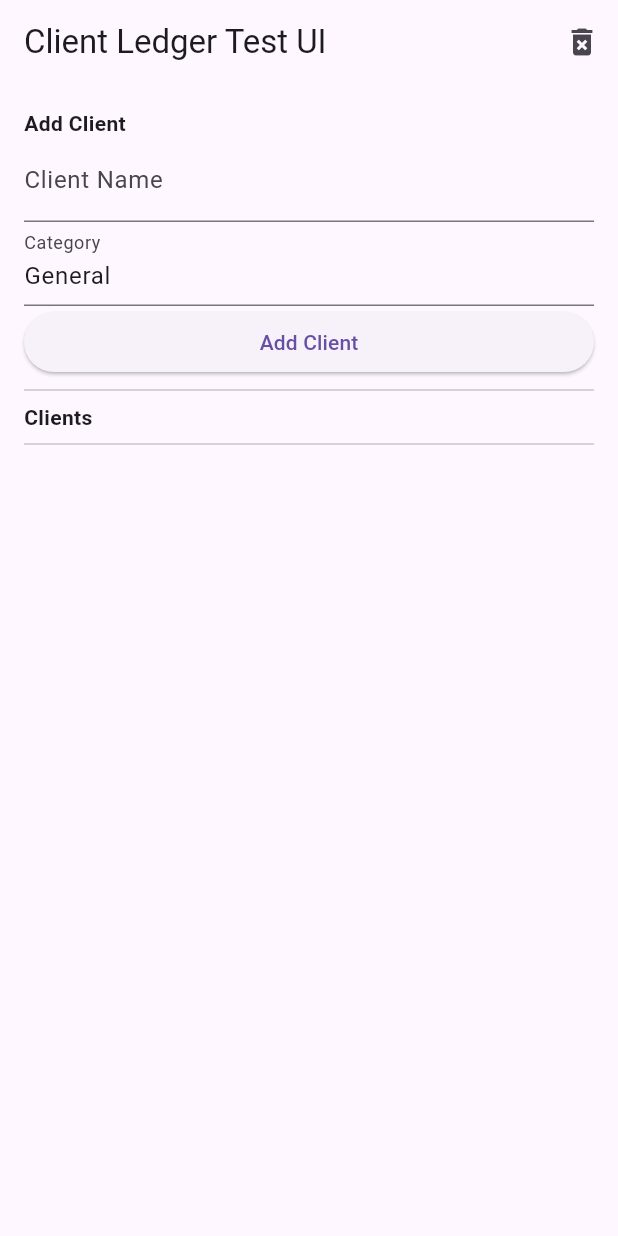
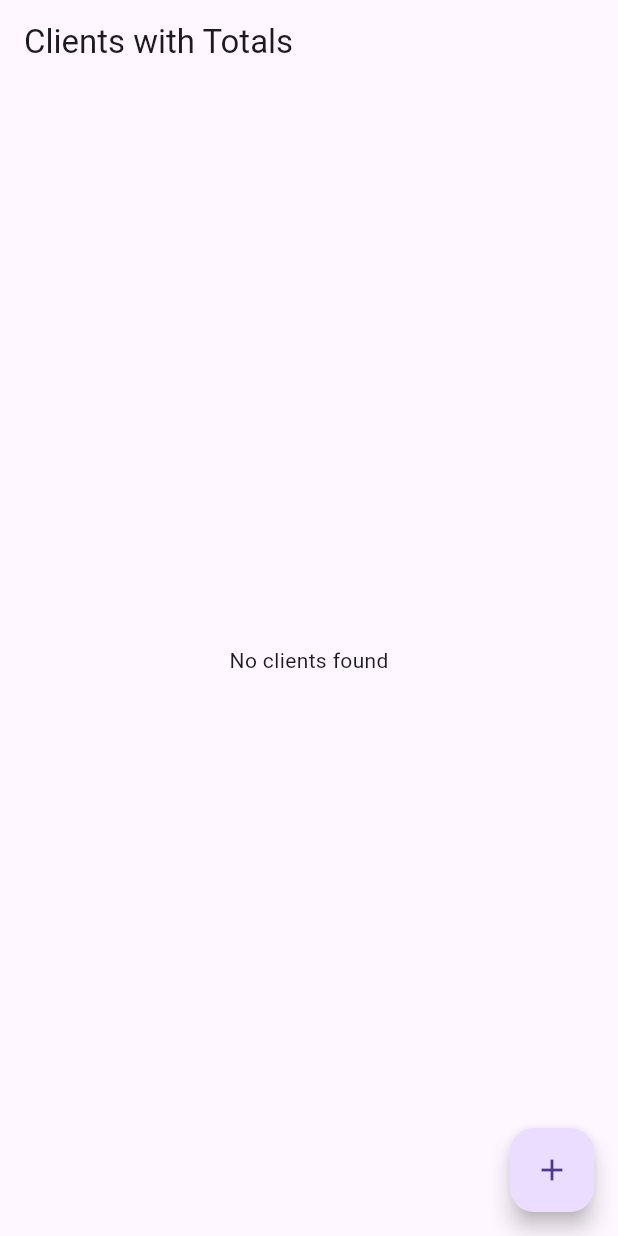
Before and after one commit to mostafasamy999/Balance-Track, a Flutter app: the screen it shows after launch, on a phone screen of 412 x 824 dp. Run offline on Flutter 3.47's test engine with Material 3 defaults, Android fonts, the phone set to English and light mode, and no system bars; our stand-ins replace bloc, dartz, drift, equatable, flutter_bloc, get_it; accounts and stored records are empty; generated files the repository leaves out were written again.

Commit message:
add client is done

```diff
--- a/lib/data/local/daos/client_dao.dart
+++ b/lib/data/local/daos/client_dao.dart
@@ -13,10 +13,8 @@ class ClientDao extends DatabaseAccessor<AppDatabase> with _$ClientDaoMixin {
 
   Stream<List<ClientTableData>> watchAllClients() => select(clientTable).watch();
 
-  Future<int> insertClient(ClientTableCompanion client) =>
-      into(clientTable).insert(client);
-
-  // ✅ Query with total amount per client
+  Future<int> insertClient({required String name,required  String category}) =>
+      into(clientTable).insert(ClientTableData( id:-1,name: name, category: category));
   Future<List<ClientWithTotal>> getClientsWithTotal() async {
     final query = select(clientTable).join([
       leftOuterJoin(
@@ -31,10 +29,12 @@ class ClientDao extends DatabaseAccessor<AppDatabase> with _$ClientDaoMixin {
     for (final row in rows) {
       final client = row.readTable(clientTable);
       final transaction = row.readTableOrNull(transactionTable);
+
       grouped.putIfAbsent(
         client.id,
-            () => ClientWithTotal(client: clientTable, totalAmount: 0),
+            () => ClientWithTotal(client: client, totalAmount: 0), // ✅ FIXED
       );
+
       if (transaction != null) {
         grouped[client.id] =
             grouped[client.id]!.copyWithAddedAmount(transaction.amount);
@@ -42,11 +42,12 @@ class ClientDao extends DatabaseAccessor<AppDatabase> with _$ClientDaoMixin {
     }
     return grouped.values.toList();
   }
+
 }
 
 // DTO
 class ClientWithTotal {
-  final ClientTable client;
+  final ClientTableData client;
   final double totalAmount;
 
   ClientWithTotal({required this.client, required this.totalAmount});
--- a/lib/di/injection.dart
+++ b/lib/di/injection.dart
@@ -1,11 +1,15 @@
+import 'package:client_ledger/data/local/daos/client_dao.dart';
 import 'package:get_it/get_it.dart';
 import '../data/local/database.dart';
+import '../presentation/bloc/main_screen/main_screen_cubit.dart';
 
 final injector = GetIt.instance;
 
 Future<void> init() async {
 
   injector.registerLazySingleton<AppDatabase>(() => AppDatabase());
+  injector.registerLazySingleton<ClientDao>(() => ClientDao(injector()));
+  injector.registerLazySingleton<MainScreenCubit>(() => injector());
 
 
 }
--- a/lib/main.dart
+++ b/lib/main.dart
@@ -1,7 +1,7 @@
-import 'package:client_ledger/presentation/my_app.dart';
 import 'package:flutter/material.dart';
 
 import 'di/injection.dart';
+import 'my_app.dart';
 
 void main() async {
   WidgetsFlutterBinding.ensureInitialized();
--- /dev/null
+++ b/lib/my_app.dart
@@ -0,0 +1,29 @@
+import 'package:client_ledger/di/injection.dart';
+import 'package:client_ledger/presentation/bloc/main_screen/main_screen_cubit.dart';
+import 'package:flutter/material.dart';
+import 'package:flutter_bloc/flutter_bloc.dart';
+import 'package:client_ledger/presentation/screens/main_screen/main_screen.dart';
+import 'package:client_ledger/data/local/daos/client_dao.dart';
+import 'package:client_ledger/data/local/database.dart';
+
+class MyApp extends StatelessWidget {
+  const MyApp({super.key});
+
+  @override
+  Widget build(BuildContext context) {
+
+    return MaterialApp(
+      title: 'Client Ledger Test',
+      theme: ThemeData(primarySwatch: Colors.deepPurple),
+      debugShowCheckedModeBanner: false,
+      home:MultiBlocProvider(
+        providers: [
+          BlocProvider<MainScreenCubit>(
+            create: (_) => MainScreenCubit(injector()),
+          ),
+         ],
+        child: const MainScreen(),
+      ),
+    );
+  }
+}
--- /dev/null
+++ b/lib/presentation/bloc/main_screen/main_screen_cubit.dart
@@ -0,0 +1,24 @@
+import 'package:bloc/bloc.dart';
+import 'package:meta/meta.dart';
+
+import '../../../data/local/daos/client_dao.dart';
+import '../../../data/local/database.dart';
+
+part 'main_screen_state.dart';
+
+class MainScreenCubit extends Cubit<MainScreenState> {
+  final ClientDao clientDao;
+
+  MainScreenCubit(this.clientDao) : super(InitialState());
+
+  void getClientsList() async {
+    emit(LoadingState());
+    final clients = await clientDao.getClientsWithTotal();
+    emit(GetDataSuccessState(clients));
+  }
+  void addClient({required String name,required  String category}) async {
+    emit(LoadingState());
+    await clientDao.insertClient(name:name,category:category);
+    getClientsList();
+  }
+}
--- /dev/null
+++ b/lib/presentation/bloc/main_screen/main_screen_state.dart
@@ -0,0 +1,21 @@
+part of 'main_screen_cubit.dart';
+
+@immutable
+sealed class MainScreenState {}
+
+final class InitialState extends MainScreenState {}
+final class LoadingState extends MainScreenState {}
+final class ErrorState extends MainScreenState {
+  final String message;
+  ErrorState(this.message);
+}
+final class GetDataSuccessState extends MainScreenState {
+  final List<ClientWithTotal> clients;
+
+  GetDataSuccessState(this.clients);
+
+  @override
+  String toString() {
+    return 'GetDataSuccessState(clients: ${clients.map((c) => "{id: ${c.client.id}, name: ${c.client.name}, total: ${c.totalAmount}}").toList()})';
+  }
+}
--- a/lib/presentation/my_app.dart
+++ /dev/null
@@ -1,15 +0,0 @@
-import 'package:client_ledger/presentation/screens/main_screen/main_screen.dart';
-import 'package:flutter/material.dart';
-
-class MyApp extends StatelessWidget {
-  const MyApp({super.key});
-
-  @override
-  Widget build(BuildContext context) {
-    return MaterialApp(
-      title: 'Client Ledger Test',
-      theme: ThemeData(primarySwatch: Colors.deepPurple),
-      home: const ClientTestScreen(),
-    );
-  }
-}
--- a/lib/presentation/screens/main_screen/main_screen.dart
+++ b/lib/presentation/screens/main_screen/main_screen.dart
@@ -1,124 +1,125 @@
 import 'package:flutter/material.dart';
-import 'package:client_ledger/data/local/database.dart';
+import 'package:flutter_bloc/flutter_bloc.dart';
 
-class ClientTestScreen extends StatefulWidget {
-  const ClientTestScreen({super.key});
+import '../../../data/local/database.dart';
+import '../../bloc/main_screen/main_screen_cubit.dart';
+
+class MainScreen extends StatefulWidget {
+  const MainScreen({super.key});
 
   @override
-  State<ClientTestScreen> createState() => _ClientTestScreenState();
+  State<MainScreen> createState() => _MainScreenState();
 }
 
-class _ClientTestScreenState extends State<ClientTestScreen> {
-  late final AppDatabase _db;
-
-  List<ClientTableData> clients = [];
-  List<TransactionTableData> transactions = [];
-
-  final nameController = TextEditingController();
-  final categoryController = TextEditingController(text: "General");
-  final amountController = TextEditingController();
-  final statusController = TextEditingController(text: "pending");
-
-  int? selectedClientId;
-
+class _MainScreenState extends State<MainScreen> {
   @override
   void initState() {
     super.initState();
-    _db = AppDatabase();
-    _loadClients();
+    // ✅ Load data once when screen starts
+    context.read<MainScreenCubit>().getClientsList();
+  }
+  void _showAddClientDialog(BuildContext parentContext) {
+    final nameController = TextEditingController();
+    final categoryController = TextEditingController();
+
+    showDialog(
+      context: parentContext,
+      builder: (dialogContext) {
+        return AlertDialog(
+          shape: RoundedRectangleBorder(
+            borderRadius: BorderRadius.circular(16),
+          ),
+          title: const Text('Add New Client'),
+          content: Column(
+            mainAxisSize: MainAxisSize.min,
+            children: [
+              TextField(
+                controller: nameController,
+                decoration: const InputDecoration(
+                  labelText: 'Client Name',
+                  border: OutlineInputBorder(),
+                ),
+              ),
+              const SizedBox(height: 12),
+              TextField(
+                controller: categoryController,
+                decoration: const InputDecoration(
+                  labelText: 'Category',
+                  border: OutlineInputBorder(),
+                ),
+              ),
+            ],
+          ),
+          actions: [
+            TextButton(
+              onPressed: () => Navigator.pop(dialogContext),
+              child: const Text('Cancel'),
+            ),
+            ElevatedButton(
+              onPressed: () {
+                final name = nameController.text.trim();
+                final category = categoryController.text.trim();
+
+                if (name.isNotEmpty && category.isNotEmpty) {
+                  parentContext.read<MainScreenCubit>().addClient(
+                      name: name,
+                      category: category,
+                  );
+                  Navigator.pop(dialogContext);
+                }
+              },
+              child: const Text('Add'),
+            ),
+          ],
+        );
+      },
+    );
   }
 
-  Future<void> _loadClients() async {
-  }
-
-  Future<void> _addClient() async {
-    final client = ClientTableCompanion.insert(
-      name: nameController.text,
-      category: categoryController.text,
-    );
-    await _db.into(_db.clientTable).insert(client);
-    await _loadClients();
-  }
-
-  Future<void> _loadTransactions() async {
-    if (selectedClientId == null) return;
-  }
-
-  Future<void> _addTransaction() async {
-    if (selectedClientId == null) return;
-    final amount = double.tryParse(amountController.text) ?? 0.0;
-
-    final transaction = TransactionTableCompanion.insert(
-      clientId: selectedClientId!,
-      amount: amount,
-      status: statusController.text,
-      datetime: DateTime.now(),
-    );
-
-    await _db.into(_db.transactionTable).insert(transaction);
-    await _loadTransactions();
-  }
-
-  Future<void> _clearAll() async {
-    setState(() {
-      clients = [];
-      transactions = [];
-      selectedClientId = null;
-    });
-  }
 
   @override
   Widget build(BuildContext context) {
     return Scaffold(
-      appBar: AppBar(
-        title: const Text("Client Ledger Test UI"),
-        actions: [
-          IconButton(
-            onPressed: _clearAll,
-            icon: const Icon(Icons.delete_forever),
-            tooltip: "Clear All Data",
-          ),
-        ],
+      appBar: AppBar(title: const Text('Clients with Totals')),
+      body: BlocBuilder<MainScreenCubit, MainScreenState>(
+        builder: (context, state) {
+          print('MainScreen state: $state');
+          if (state is LoadingState) {
+            return const Center(child: CircularProgressIndicator());
+          } else if (state is GetDataSuccessState) {
+            final clients = state.clients;
+            if (clients.isEmpty) {
+              return const Center(child: Text('No clients found'));
+            }
+            return ListView.builder(
+              padding: const EdgeInsets.all(12),
+              itemCount: clients.length,
+              itemBuilder: (context, i) {
+                final client = clients[i];
+                return Card(
+                  margin: const EdgeInsets.only(bottom: 10),
+                  child: ListTile(
+                    title: Text(client.client.name),
+                    subtitle: Text('Category: ${client.client.category}'),
+                    trailing: Text(
+                      client.totalAmount.toStringAsFixed(2),
+                      style: const TextStyle(
+                        color: Colors.green,
+                        fontWeight: FontWeight.bold,
+                      ),
+                    ),
+                  ),
+                );
+              },
+            );
+          } else {
+            return const Center(child: Text('No data'));
+          }
+        },
       ),
-      body: Padding(
-        padding: const EdgeInsets.all(16),
-        child: ListView(
-          children: [
-            const Text("Add Client", style: TextStyle(fontWeight: FontWeight.bold)),
-            TextField(controller: nameController, decoration: const InputDecoration(labelText: "Client Name")),
-            TextField(controller: categoryController, decoration: const InputDecoration(labelText: "Category")),
-            ElevatedButton(onPressed: _addClient, child: const Text("Add Client")),
-            const Divider(),
-
-            const Text("Clients", style: TextStyle(fontWeight: FontWeight.bold)),
-            for (final c in clients)
-              ListTile(
-                title: Text("${c.name} (${c.category})"),
-                subtitle: Text("ID: ${c.id}"),
-                selected: selectedClientId == c.id,
-                onTap: () {
-                  setState(() => selectedClientId = c.id);
-                  _loadTransactions();
-                },
-              ),
-            const Divider(),
-
-            if (selectedClientId != null) ...[
-              Text("Add Transaction for Client #$selectedClientId", style: const TextStyle(fontWeight: FontWeight.bold)),
-              TextField(controller: amountController, decoration: const InputDecoration(labelText: "Amount")),
-              TextField(controller: statusController, decoration: const InputDecoration(labelText: "Status")),
-              ElevatedButton(onPressed: _addTransaction, child: const Text("Add Transaction")),
-              const Divider(),
-
-              const Text("Transactions", style: TextStyle(fontWeight: FontWeight.bold)),
-              for (final t in transactions)
-                ListTile(
-                  title: Text("Amount: ${t.amount} | Status: ${t.status}"),
-                  subtitle: Text("Date: ${t.datetime.toLocal()}"),
-                ),
-            ],
-          ],
-        ),
+      floatingActionButton: FloatingActionButton(
+        onPressed: () => _showAddClientDialog(context),
+        child: const Icon(Icons.add),
       ),
     );
   }
```
